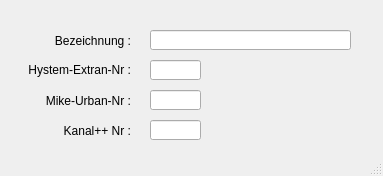
This is qkan/forms/qkan_auslasstypen.ui in hoettges/QKan as Qt 5 draws it before an edit. The edited form follows.
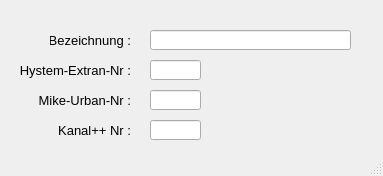
This is the edited form.

```diff
--- a/qkan/forms/qkan_auslasstypen.ui
+++ b/qkan/forms/qkan_auslasstypen.ui
@@ -13,6 +13,7 @@
   <property name="font">
    <font>
     <family>Tahoma</family>
+    <pointsize>10</pointsize>
    </font>
   </property>
   <property name="windowTitle">
```
